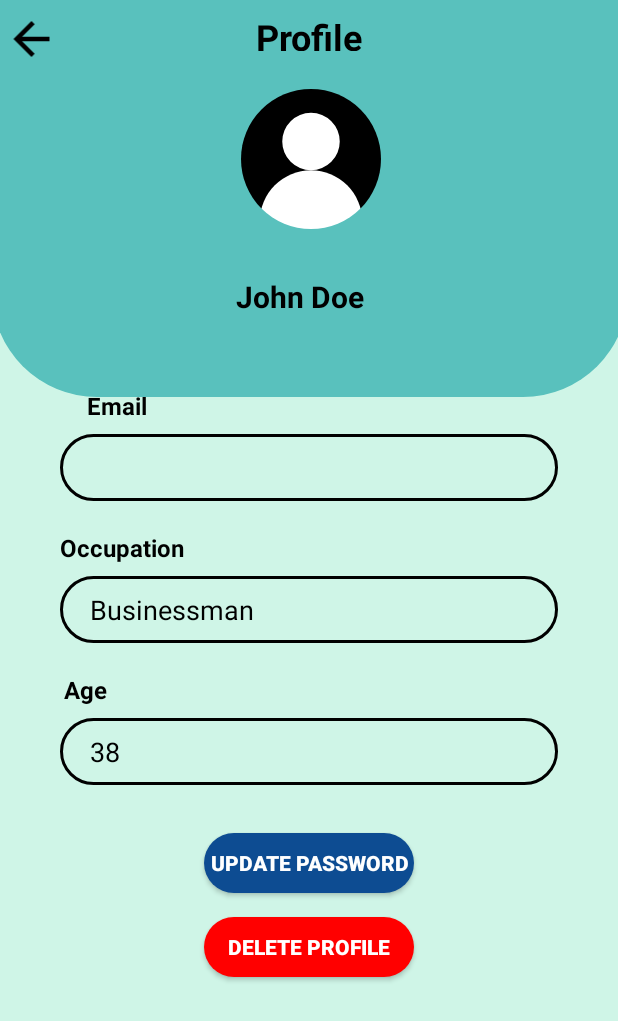
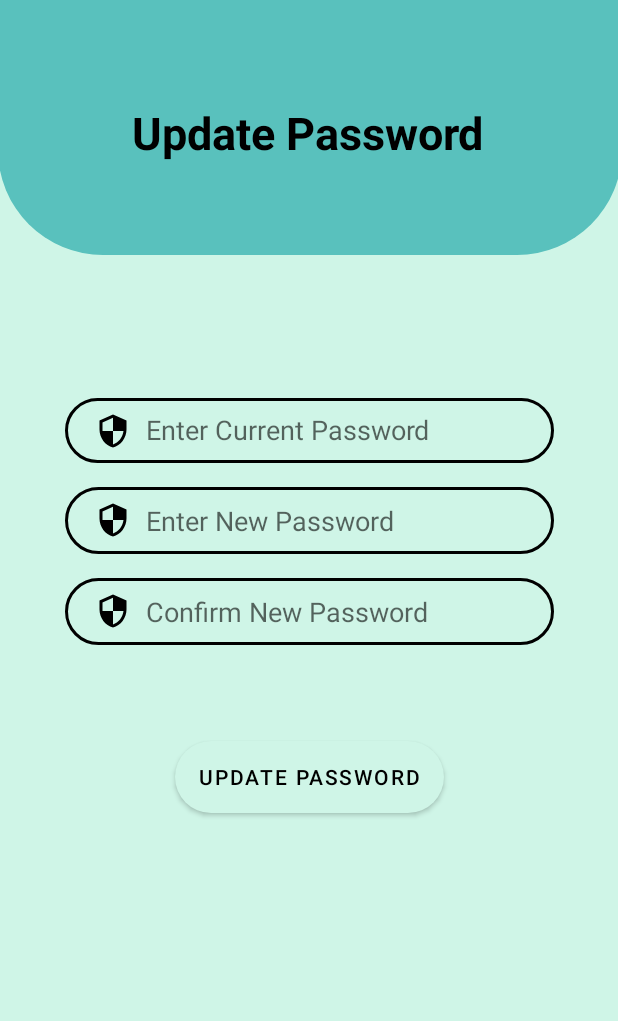
Before and after one commit to it21303302b/MADD_project_SmartSpend, an Android app: the ProfileActivity screen opened directly, with no data from a screen before it, after a tap on "UPDATE PASSWORD", on a phone screen of 412 x 824 dp. Shown: the top 1021 px of the screen. Run offline under Robolectric (Android 15) with nearby library versions, the phone set to English and light mode, and no system bars; our stand-ins replace Firebase (no records; nobody signed in at launch, a user with empty details on screens opened directly).

Commit message:
Minor Profile Changes

```diff
--- a/app/src/main/java/com/example/smartspend/RegisterActivity.kt
+++ b/app/src/main/java/com/example/smartspend/RegisterActivity.kt
@@ -32,7 +32,7 @@ class RegisterActivity : AppCompatActivity() {
         binding.btnRegister.setOnClickListener {
             val name = binding.ETName.text.toString()
             val age = binding.ETAge.text.toString()
-            val occupation = binding.ETOccupation.toString()
+            val occupation = binding.ETOccupation.text.toString()
             val email = binding.emailET.text.toString()
             val pass = binding.passET.text.toString()
             val confirmPass = binding.confirmPassEt.text.toString()
@@ -85,6 +85,8 @@ class RegisterActivity : AppCompatActivity() {
                 Toast.makeText(this, "Empty Fields Are not Allowed !!", Toast.LENGTH_SHORT).show()
             }
         }
+
+
     }
 
 }
--- /dev/null
+++ b/app/src/main/java/com/example/smartspend/UpdatePasswordActivity.kt
@@ -0,0 +1,79 @@
+package com.example.smartspend
+
+import android.os.Bundle
+import android.text.TextUtils
+import android.widget.Button
+import android.widget.EditText
+import android.widget.Toast
+import androidx.appcompat.app.AppCompatActivity
+import com.google.firebase.auth.EmailAuthProvider
+import com.google.firebase.auth.FirebaseAuth
+
+class UpdatePasswordActivity : AppCompatActivity() {
+
+    private lateinit var auth: FirebaseAuth
+    private lateinit var currentPasswordEditText: EditText
+    private lateinit var newPasswordEditText: EditText
+    private lateinit var confirmNewPasswordEditText: EditText
+
+    override fun onCreate(savedInstanceState: Bundle?) {
+        super.onCreate(savedInstanceState)
+        setContentView(R.layout.activity_update_password)
+
+        auth = FirebaseAuth.getInstance()
+        val updatePasswordButton = findViewById<Button>(R.id.btn_update_password)
+        currentPasswordEditText = findViewById(R.id.ET_currentPassword)
+        newPasswordEditText = findViewById(R.id.ET_newPassword)
+        confirmNewPasswordEditText = findViewById(R.id.ET_confirmNewPassword)
+
+        updatePasswordButton.setOnClickListener {
+            val currentPassword = currentPasswordEditText.text.toString()
+            val newPassword = newPasswordEditText.text.toString()
+            val confirmNewPassword = confirmNewPasswordEditText.text.toString()
+
+            if (TextUtils.isEmpty(currentPassword)) {
+                currentPasswordEditText.error = "Please enter your current password"
+                currentPasswordEditText.requestFocus()
+                return@setOnClickListener
+            }
+
+            if (TextUtils.isEmpty(newPassword)) {
+                newPasswordEditText.error = "Please enter your new password"
+                newPasswordEditText.requestFocus()
+                return@setOnClickListener
+            }
+
+            if (TextUtils.isEmpty(confirmNewPassword)) {
+                confirmNewPasswordEditText.error = "Please confirm your new password"
+                confirmNewPasswordEditText.requestFocus()
+                return@setOnClickListener
+            }
+
+            if (newPassword != confirmNewPassword) {
+                confirmNewPasswordEditText.error = "Passwords do not match"
+                confirmNewPasswordEditText.requestFocus()
+                return@setOnClickListener
+            }
+
+            val currentUser = auth.currentUser
+            if (currentUser != null) {
+                val credential = EmailAuthProvider.getCredential(currentUser.email!!, currentPassword)
+                currentUser.reauthenticate(credential).addOnCompleteListener { task ->
+                    if (task.isSuccessful) {
+                        currentUser.updatePassword(newPassword).addOnCompleteListener { task ->
+                            if (task.isSuccessful) {
+                                Toast.makeText(this, "Password updated successfully", Toast.LENGTH_SHORT).show()
+                                finish()
+                            } else {
+                                Toast.makeText(this, "Failed to update password. Please try again later.", Toast.LENGTH_SHORT).show()
+                            }
+                        }
+                    } else {
+                        currentPasswordEditText.error = "Incorrect password"
+                        currentPasswordEditText.requestFocus()
+                    }
+                }
+            }
+        }
+    }
+}
--- /dev/null
+++ b/app/src/main/res/drawable/ic_age.xml
@@ -0,0 +1,5 @@
+<vector android:height="24dp" android:tint="#000000"
+    android:viewportHeight="24" android:viewportWidth="24"
+    android:width="24dp" xmlns:android="http://schemas.android.com/apk/res/android">
+    <path android:fillColor="@android:color/white" android:pathData="M20.5,10L21,8h-4l1,-4h-2l-1,4h-4l1,-4h-2L9,8H5l-0.5,2h4l-1,4h-4L3,16h4l-1,4h2l1,-4h4l-1,4h2l1,-4h4l0.5,-2h-4l1,-4H20.5zM13.5,14h-4l1,-4h4L13.5,14z"/>
+</vector>
--- /dev/null
+++ b/app/src/main/res/drawable/ic_occupation.xml
@@ -0,0 +1,5 @@
+<vector android:height="24dp" android:tint="#000000"
+    android:viewportHeight="24" android:viewportWidth="24"
+    android:width="24dp" xmlns:android="http://schemas.android.com/apk/res/android">
+    <path android:fillColor="@android:color/white" android:pathData="M10,16v-1L3.01,15L3,19c0,1.11 0.89,2 2,2h14c1.11,0 2,-0.89 2,-2v-4h-7v1h-4zM20,7h-4.01L15.99,5l-2,-2h-4l-2,2v2L4,7c-1.1,0 -2,0.9 -2,2v3c0,1.11 0.89,2 2,2h6v-2h4v2h6c1.1,0 2,-0.9 2,-2L22,9c0,-1.1 -0.9,-2 -2,-2zM14,7h-4L10,5h4v2z"/>
+</vector>
--- /dev/null
+++ b/app/src/main/res/drawable/ic_password_visibilty.xml
@@ -0,0 +1,5 @@
+<vector android:height="24dp" android:tint="#000000"
+    android:viewportHeight="24" android:viewportWidth="24"
+    android:width="24dp" xmlns:android="http://schemas.android.com/apk/res/android">
+    <path android:fillColor="@android:color/white" android:pathData="M12,4.5C7,4.5 2.73,7.61 1,12c1.73,4.39 6,7.5 11,7.5s9.27,-3.11 11,-7.5c-1.73,-4.39 -6,-7.5 -11,-7.5zM12,17c-2.76,0 -5,-2.24 -5,-5s2.24,-5 5,-5 5,2.24 5,5 -2.24,5 -5,5zM12,9c-1.66,0 -3,1.34 -3,3s1.34,3 3,3 3,-1.34 3,-3 -1.34,-3 -3,-3z"/>
+</vector>
--- a/app/src/main/res/layout/activity_login.xml
+++ b/app/src/main/res/layout/activity_login.xml
@@ -47,7 +47,7 @@
         android:layout_marginTop="172dp"
         android:layout_marginEnd="40dp"
         android:background="@drawable/input_bg"
-        android:drawableLeft="@drawable/person_icon"
+        android:drawableLeft="@drawable/ic_email"
         android:drawablePadding="10dp"
         android:ems="10"
         android:hint="@string/enter_email"
@@ -74,6 +74,7 @@
         android:paddingTop="10dp"
         android:paddingRight="10dp"
         android:paddingBottom="10dp"
+        android:inputType="textPassword"
         app:layout_constraintEnd_toEndOf="@+id/emailET"
         app:layout_constraintStart_toStartOf="@+id/emailET"
         app:layout_constraintTop_toBottomOf="@+id/emailET" />
--- /dev/null
+++ b/app/src/main/res/layout/activity_update_password.xml
@@ -0,0 +1,108 @@
+<?xml version="1.0" encoding="utf-8"?>
+<androidx.constraintlayout.widget.ConstraintLayout xmlns:android="http://schemas.android.com/apk/res/android"
+    xmlns:tools="http://schemas.android.com/tools"
+    android:layout_width="match_parent"
+    android:layout_height="match_parent"
+    android:orientation="vertical"
+    android:background="@color/subtle_mint"
+    xmlns:app="http://schemas.android.com/apk/res-auto">
+
+
+    <ImageView
+        android:id="@+id/IV_profile_background"
+        android:layout_width="416dp"
+        android:layout_height="269dp"
+        android:layout_marginTop="-100dp"
+        android:layout_marginBottom="430dp"
+        app:layout_constraintBottom_toBottomOf="parent"
+        app:layout_constraintEnd_toEndOf="parent"
+        app:layout_constraintHorizontal_bias="0.505"
+        app:layout_constraintStart_toStartOf="parent"
+        app:layout_constraintTop_toTopOf="parent"
+        app:layout_constraintVertical_bias="0.0"
+        app:srcCompat="@drawable/profile_background" />
+
+
+    <TextView
+        android:id="@+id/TV_UpdatePasswordTitle"
+        android:layout_width="wrap_content"
+        android:layout_height="wrap_content"
+        android:layout_marginTop="-10dp"
+        android:text="@string/update_password"
+        android:textColor="@color/black"
+        android:textSize="30sp"
+        android:textStyle="bold"
+        app:layout_constraintBottom_toBottomOf="parent"
+        app:layout_constraintEnd_toEndOf="parent"
+        app:layout_constraintHorizontal_bias="0.498"
+        app:layout_constraintStart_toStartOf="parent"
+        app:layout_constraintTop_toTopOf="parent"
+        app:layout_constraintVertical_bias="0.098" />
+
+    <EditText
+        android:id="@+id/ET_currentPassword"
+        android:layout_width="326dp"
+        android:layout_height="43dp"
+        android:layout_marginTop="96dp"
+        android:background="@drawable/input_bg"
+        android:drawableLeft="@drawable/ic_security"
+        android:drawablePadding="10dp"
+        android:hint="@string/enter_current_password"
+        android:inputType="textPassword"
+        android:paddingLeft="20dp"
+        android:paddingTop="10dp"
+        android:paddingRight="10dp"
+        android:paddingBottom="10dp"
+        app:layout_constraintEnd_toEndOf="parent"
+        app:layout_constraintStart_toStartOf="parent"
+        app:layout_constraintTop_toBottomOf="@+id/IV_profile_background" />
+
+    <EditText
+        android:id="@+id/ET_newPassword"
+        android:layout_width="0dp"
+        android:layout_height="wrap_content"
+        android:layout_marginTop="16dp"
+        android:background="@drawable/input_bg"
+        android:drawableLeft="@drawable/ic_security"
+        android:drawablePadding="10dp"
+        android:hint="@string/enter_new_password"
+        android:inputType="textPassword"
+        android:paddingLeft="20dp"
+        android:paddingTop="10dp"
+        android:paddingRight="10dp"
+        android:paddingBottom="10dp"
+        app:layout_constraintEnd_toEndOf="@+id/ET_currentPassword"
+        app:layout_constraintStart_toStartOf="@+id/ET_currentPassword"
+        app:layout_constraintTop_toBottomOf="@+id/ET_currentPassword" />
+
+    <EditText
+        android:id="@+id/ET_confirmNewPassword"
+        android:layout_width="0dp"
+        android:layout_height="wrap_content"
+        android:layout_marginTop="16dp"
+        android:background="@drawable/input_bg"
+        android:drawableLeft="@drawable/ic_security"
+        android:drawablePadding="10dp"
+        android:hint="@string/confirm_new_password"
+        android:inputType="textPassword"
+        android:paddingLeft="20dp"
+        android:paddingTop="10dp"
+        android:paddingRight="10dp"
+        android:paddingBottom="10dp"
+        app:layout_constraintEnd_toEndOf="@+id/ET_newPassword"
+        app:layout_constraintStart_toStartOf="@+id/ET_newPassword"
+        app:layout_constraintTop_toBottomOf="@+id/ET_newPassword" />
+
+    <Button
+        android:id="@+id/btn_update_password"
+        android:layout_width="wrap_content"
+        android:layout_height="wrap_content"
+        android:layout_marginTop="64dp"
+        android:background="@drawable/btn_bg"
+        android:text="@string/update_password"
+        android:textColor="@color/black"
+        app:layout_constraintEnd_toEndOf="parent"
+        app:layout_constraintStart_toStartOf="parent"
+        app:layout_constraintTop_toBottomOf="@+id/ET_confirmNewPassword" />
+
+</androidx.constraintlayout.widget.ConstraintLayout>
--- a/app/src/main/res/layout/fragment_home.xml
+++ b/app/src/main/res/layout/fragment_home.xml
@@ -362,7 +362,6 @@
         android:layout_marginEnd="16dp"
 
         android:clickable="true"
-        android:onClick="loginActivity"
         android:src="@drawable/person_icon"
         app:layout_constraintEnd_toEndOf="@+id/materialToolbar"
         app:layout_constraintTop_toTopOf="@+id/materialToolbar" />
--- a/app/src/main/res/values/strings.xml
+++ b/app/src/main/res/values/strings.xml
@@ -121,6 +121,7 @@
     <string name="confirm_new_password">Confirm New Password</string>
     <string name="reset_password">Reset Password</string>
     <string name="back_to_login">Back to Login</string>
+    <string name="logout">Logout</string>
 
 
 </resources>
```
Also changed, not shown: app/src/main/AndroidManifest.xml (+12 -7 lines), app/src/main/java/com/example/smartspend/ForgotPasswordActivity.kt (added, +52 -0 lines), app/src/main/java/com/example/smartspend/MainActivity.kt (+7 -0 lines), app/src/main/java/com/example/smartspend/ProfileActivity.kt (+12 -0 lines), app/src/main/res/layout/activity_forgot_password.xml (added, +89 -0 lines), app/src/main/res/layout/activity_profile.xml (+22 -6 lines), app/src/main/res/layout/activity_register.xml (+9 -6 lines), 1 other file.
